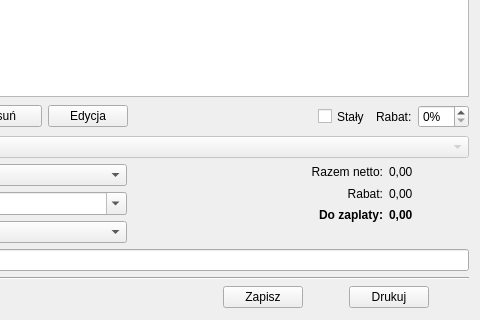
First picture: the form in qfaktury/src/ui/InvoiceDialog.ui, repository tkQCompany/qcompany, before the edit; both pictures show x 651 to 1131 and y 348 to 668 of the 1131 by 668 pixel window.
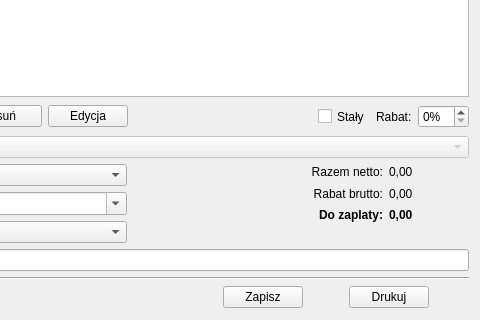
Second picture: the form after the edit. Icons and pictures are not drawn.

Patch:
```diff
--- a/qfaktury/src/ui/InvoiceDialog.ui
+++ b/qfaktury/src/ui/InvoiceDialog.ui
@@ -638,7 +638,7 @@
             </size>
            </property>
            <property name="text">
-            <string>Rabat:</string>
+            <string>Rabat brutto:</string>
            </property>
            <property name="alignment">
             <set>Qt::AlignRight|Qt::AlignTrailing|Qt::AlignVCenter</set>
```
